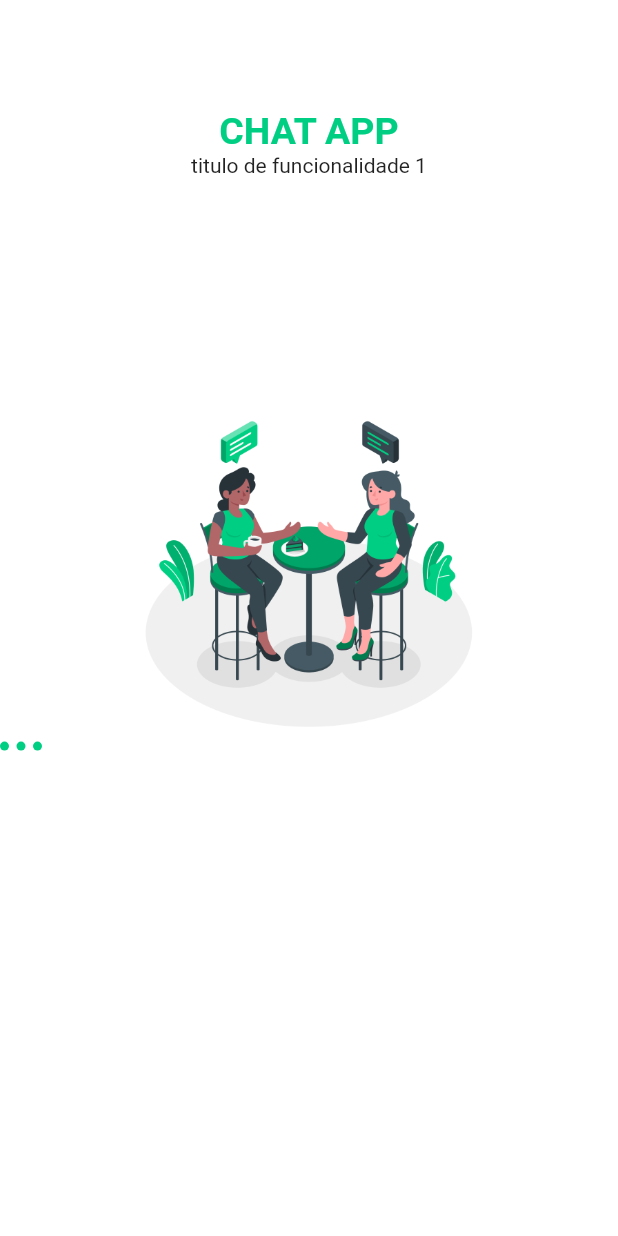
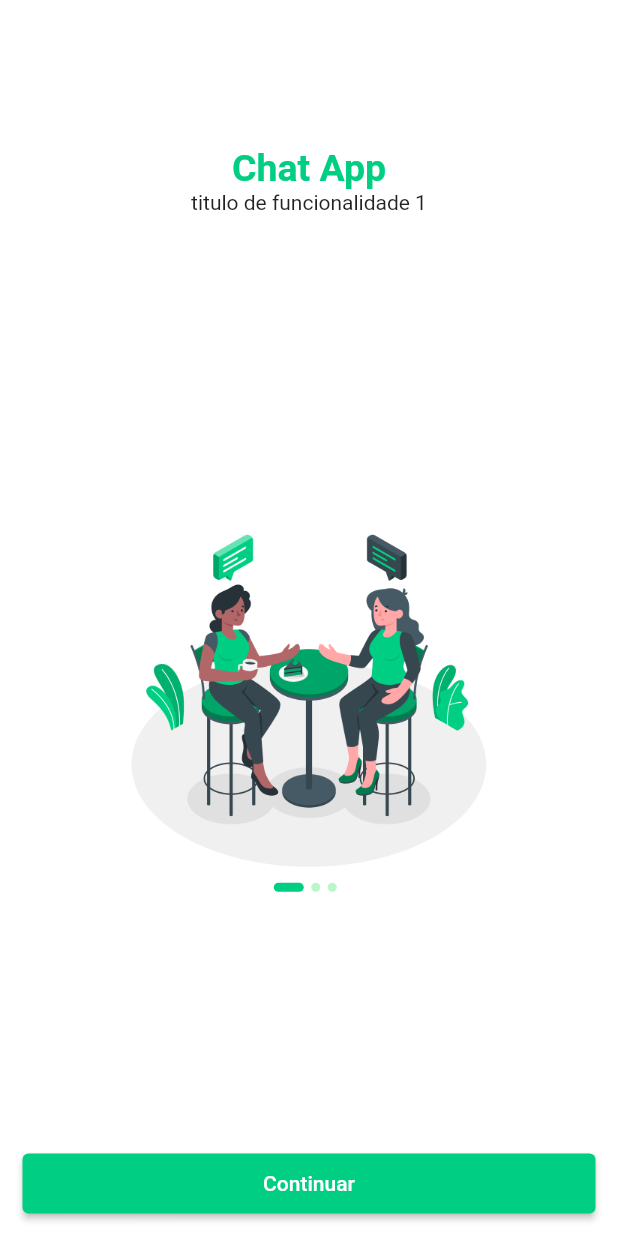
Before and after one commit to warleys14/chat_app, a Flutter app: the screen it shows after launch, on a phone screen of 412 x 824 dp. Run offline on Flutter 3.47's test engine with Material 2 defaults, Android fonts, the phone set to English and light mode, and no system bars; our stand-ins replace cloud_firestore, firebase_core; accounts and stored records are empty.

Commit message:
onboarding screen structure finished

```diff
--- a/lib/constants.dart
+++ b/lib/constants.dart
@@ -1,4 +1,5 @@
 import 'package:flutter/material.dart';
 
 const primaryColor = Color(0xFF00cf83);
+
 const secondaryColor = Color(0XFF242324);
--- a/lib/screens/onboarding/onboarding_body.dart
+++ b/lib/screens/onboarding/onboarding_body.dart
@@ -23,16 +23,24 @@ class _BodyState extends State<Body> {
     },
   ];
 
+  int currentPage = 0;
+
   @override
   Widget build(BuildContext context) {
     return SafeArea(
       child: SizedBox(
         width: double.infinity,
         child: Column(
+          mainAxisAlignment: MainAxisAlignment.spaceBetween,
           children: [
             Expanded(
-                flex: 3,
+                flex: 5,
                 child: PageView.builder(
+                    onPageChanged: (value) {
+                      setState(() {
+                        currentPage = value;
+                      });
+                    },
                     itemCount: onboardingData.length,
                     itemBuilder: (context, index) => OnboardingContent(
                           image: onboardingData[index]["image"],
@@ -43,25 +51,43 @@ class _BodyState extends State<Body> {
               child: Column(
                 children: [
                   Row(
+                    mainAxisAlignment: MainAxisAlignment.center,
                     children: List.generate(onboardingData.length,
                         (index) => buildDot(index: index)),
+                  ),
+                  Spacer(),
+                  Padding(
+                    padding: EdgeInsets.all(15),
+                    child: SizedBox(
+                      width: double.infinity,
+                      height: 40,
+                      child: ElevatedButton(
+                        onPressed: () {},
+                        child: Text("Continuar"),
+                        style: ButtonStyle(
+                            backgroundColor:
+                                MaterialStateProperty.all(primaryColor)),
+                      ),
+                    ),
                   )
                 ],
-                ))
+              ),
+            )
           ],
         ),
       ),
     );
   }
 
-  //TODO: Finish the page indicator and button
-  Container buildDot({int index}) {
-    return Container(
+  AnimatedContainer buildDot({int index}) {
+    return AnimatedContainer(
+      duration: Duration(milliseconds: 200),
       margin: EdgeInsets.only(right: 5),
-      width: 6,
+      width: currentPage == index ? 20 : 6,
       height: 6,
       decoration: BoxDecoration(
-          color: primaryColor, borderRadius: BorderRadius.circular(3)),
+          color: currentPage == index ? primaryColor : Colors.greenAccent[100],
+          borderRadius: BorderRadius.circular(3)),
     );
   }
 }
--- a/lib/screens/onboarding/onboarding_content.dart
+++ b/lib/screens/onboarding/onboarding_content.dart
@@ -18,7 +18,7 @@ class OnboardingContent extends StatelessWidget {
       children: [
         Spacer(),
         Text(
-          "CHAT APP",
+          "Chat App",
           style: TextStyle(
               color: primaryColor, fontSize: 25, fontWeight: FontWeight.bold),
         ),
@@ -28,8 +28,8 @@ class OnboardingContent extends StatelessWidget {
         ),
         Image.asset(
           image,
-          height: 230,
-          width: 230,
+          height: 250,
+          width: 250,
         )
       ],
     );
```
Lines whose indentation alone changed are shown as unchanged.
